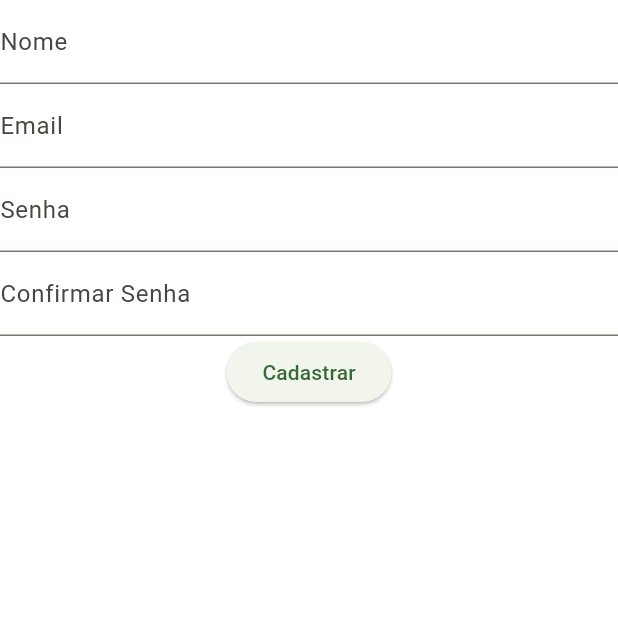
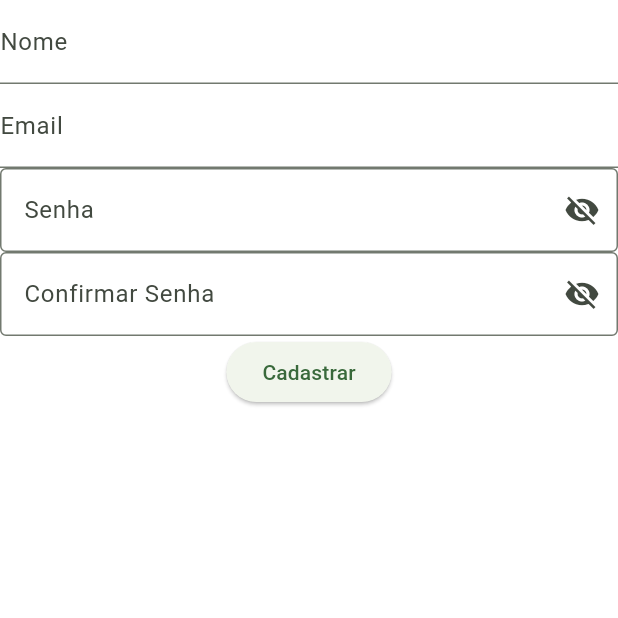
Before and after one commit to DevMonts/group, a Flutter app: the Register screen opened directly, on a phone screen of 412 x 824 dp, the top half of it. Run offline on Flutter 3.47's test engine with Material 3 defaults, Android fonts, the phone set to English and light mode, and no system bars.

Commit message:
Update register_page.dart

```diff
--- a/lib/features/aut/register_page.dart
+++ b/lib/features/aut/register_page.dart
@@ -1,5 +1,7 @@
 import 'package:flutter/material.dart';
 import 'package:group/features/main/main_page.dart';
+
+import '../../common/constants/app_textfield.dart';
 
 class Register extends StatefulWidget {
   const Register({super.key});
@@ -9,6 +11,9 @@ class Register extends StatefulWidget {
 }
 
 class _RegisterState extends State<Register> {
+  final _formKey = GlobalKey<FormState>();
+  bool _obscureText = true;
+
   @override
   Widget build(BuildContext context) {
     return Scaffold(
@@ -20,11 +25,79 @@ class _RegisterState extends State<Register> {
           TextField(
             decoration: InputDecoration(labelText: 'Email'),
           ),
-          TextField(
-            decoration: InputDecoration(labelText: 'Senha'),
+          TextFormField(
+            decoration: TextFields.primaryInput.copyWith(
+              labelText: 'Senha',
+              hintText: 'Digite sua senha',
+              suffixIcon: _obscureText
+                  ? IconButton(
+                      onPressed: () {
+                        setState(
+                          () {
+                            _obscureText = !_obscureText;
+                          },
+                        );
+                      },
+                      icon: Icon(Icons.visibility_off),
+                    )
+                  : IconButton(
+                      onPressed: () {
+                        setState(
+                          () {
+                            _obscureText = !_obscureText;
+                          },
+                        );
+                      },
+                      icon: Icon(Icons.visibility),
+                    ),
+            ),
+            obscureText: _obscureText,
+            validator: (value) {
+              if (value == null || value.isEmpty) {
+                return 'Digite sua senha';
+              }
+              if (value.length < 6) {
+                return 'A senha deve ter no mínimo 6 dígitos';
+              }
+              return null;
+            },
           ),
-          TextField(
-            decoration: InputDecoration(labelText: 'Confirmar Senha'),
+          TextFormField(
+            decoration: TextFields.primaryInput.copyWith(
+              labelText: 'Confirmar Senha',
+              hintText: 'Confirme sua senha',
+              suffixIcon: _obscureText
+                  ? IconButton(
+                      onPressed: () {
+                        setState(
+                          () {
+                            _obscureText = !_obscureText;
+                          },
+                        );
+                      },
+                      icon: Icon(Icons.visibility_off),
+                    )
+                  : IconButton(
+                      onPressed: () {
+                        setState(
+                          () {
+                            _obscureText = !_obscureText;
+                          },
+                        );
+                      },
+                      icon: Icon(Icons.visibility),
+                    ),
+            ),
+            obscureText: _obscureText,
+            validator: (value) {
+              if (value == null || value.isEmpty) {
+                return 'Digite uma senha';
+              }
+              if (value.length < 6) {
+                return 'A senha deve ter no mínimo 6 dígitos';
+              }
+              return null;
+            },
           ),
           ElevatedButton(
             onPressed: () {
```
